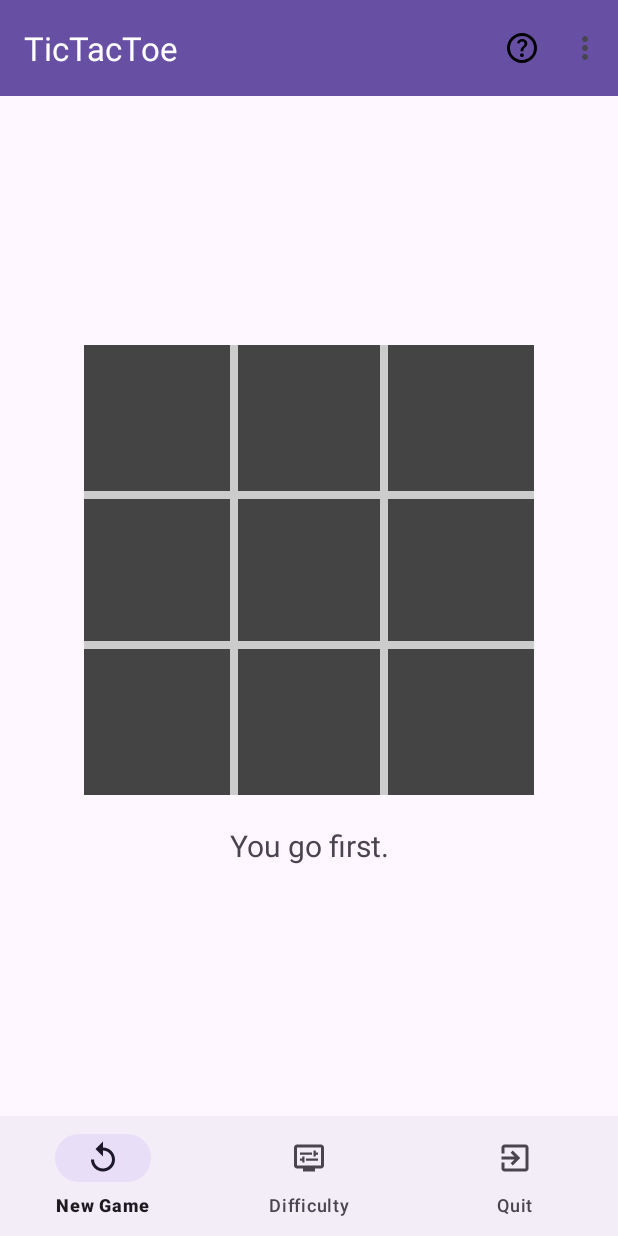
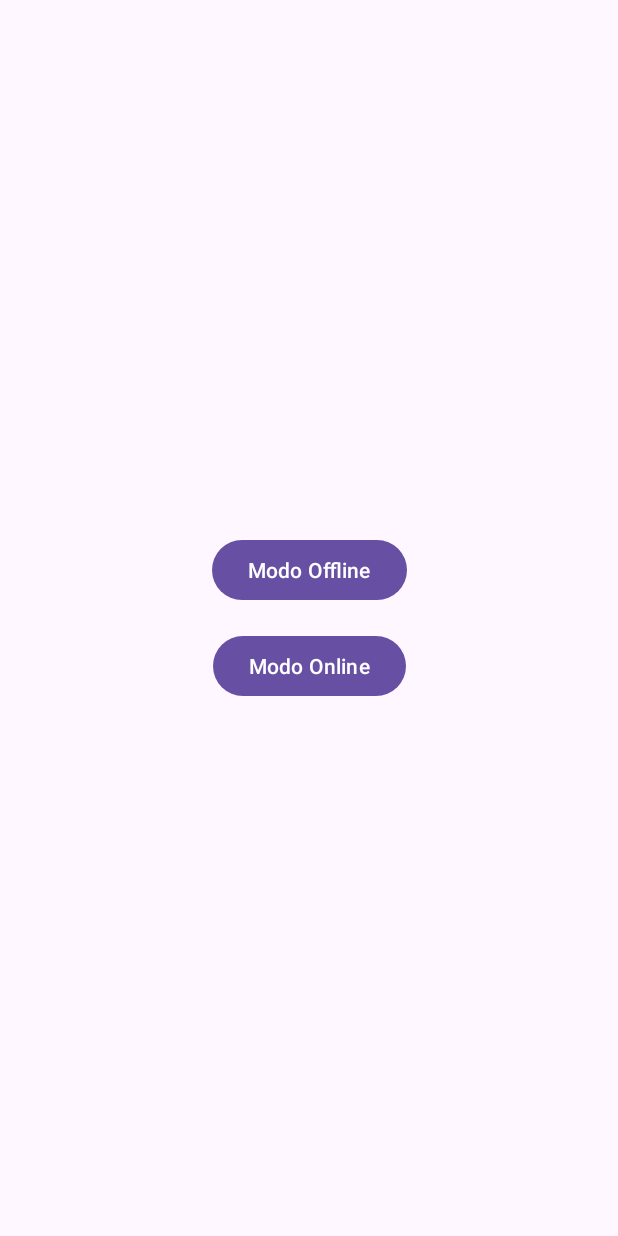
Before and after one commit to Dacosta99/DADM-2025-2, an Android app: the screen it shows after launch (AndroidTicTacToeActivity before the commit, StartActivity after it), on a phone screen of 412 x 824 dp. Run offline under Robolectric (Android 15) with nearby library versions, the phone set to English and light mode, and no system bars.

Commit message:
reto 6 v3

```diff
--- a/Talleres/AndroidTicTacToe/app/src/main/AndroidManifest.xml
+++ b/Talleres/AndroidTicTacToe/app/src/main/AndroidManifest.xml
@@ -10,7 +10,7 @@
         android:theme="@style/Theme.AndroidTicTacToe">
 
         <activity
-            android:name=".AndroidTicTacToeActivity"
+            android:name=".StartActivity"
             android:exported="true">
             <intent-filter>
                 <action android:name="android.intent.action.MAIN" />
@@ -18,7 +18,9 @@
             </intent-filter>
         </activity>
 
-
+        <activity
+            android:name=".AndroidTicTacToeActivity"
+            android:exported="false"/>
 
     </application>
 
--- /dev/null
+++ b/Talleres/AndroidTicTacToe/app/src/main/java/co/edu/unal/tictactoe/StartActivity.kt
@@ -0,0 +1,22 @@
+package co.edu.unal.tictactoe
+
+import android.content.Intent
+import android.os.Bundle
+import android.widget.Button
+import androidx.appcompat.app.AppCompatActivity
+
+class StartActivity : AppCompatActivity() {
+
+    override fun onCreate(savedInstanceState: Bundle?) {
+        super.onCreate(savedInstanceState)
+        setContentView(R.layout.activity_start)
+
+        val offlineButton: Button = findViewById(R.id.button_offline)
+        offlineButton.setOnClickListener {
+            val intent = Intent(this, AndroidTicTacToeActivity::class.java)
+            startActivity(intent)
+        }
+
+        // The online button does nothing for now
+    }
+}
--- a/Talleres/AndroidTicTacToe/app/src/main/java/co/edu/unal/tictactoe/TicTacToeGame.kt
+++ b/Talleres/AndroidTicTacToe/app/src/main/java/co/edu/unal/tictactoe/TicTacToeGame.kt
@@ -4,7 +4,8 @@ import kotlin.random.Random
 
 class TicTacToeGame {
     companion object {
-        const val BOARD_SIZE = 9
+        const val BOARD_SIZE_SIDE = 3
+        const val BOARD_SIZE = BOARD_SIZE_SIDE * BOARD_SIZE_SIDE
         const val OPEN_SPOT: Char = ' '
         const val HUMAN_PLAYER: Char = 'X'
         const val COMPUTER_PLAYER: Char = 'O'
--- /dev/null
+++ b/Talleres/AndroidTicTacToe/app/src/main/res/layout/activity_lobby.xml
@@ -0,0 +1,6 @@
+<?xml version="1.0" encoding="utf-8"?>
+<LinearLayout xmlns:android="http://schemas.android.com/apk/res/android"
+    android:layout_width="match_parent"
+    android:layout_height="match_parent"
+    android:orientation="vertical">
+</LinearLayout>
--- /dev/null
+++ b/Talleres/AndroidTicTacToe/app/src/main/res/layout/activity_start.xml
@@ -0,0 +1,31 @@
+<?xml version="1.0" encoding="utf-8"?>
+<androidx.constraintlayout.widget.ConstraintLayout xmlns:android="http://schemas.android.com/apk/res/android"
+    xmlns:app="http://schemas.android.com/apk/res-auto"
+    xmlns:tools="http://schemas.android.com/tools"
+    android:layout_width="match_parent"
+    android:layout_height="match_parent"
+    tools:context=".StartActivity">
+
+    <Button
+        android:id="@+id/button_offline"
+        android:layout_width="wrap_content"
+        android:layout_height="wrap_content"
+        android:text="Modo Offline"
+        app:layout_constraintBottom_toTopOf="@+id/button_online"
+        app:layout_constraintEnd_toEndOf="parent"
+        app:layout_constraintStart_toStartOf="parent"
+        app:layout_constraintTop_toTopOf="parent"
+        app:layout_constraintVertical_chainStyle="packed" />
+
+    <Button
+        android:id="@+id/button_online"
+        android:layout_width="wrap_content"
+        android:layout_height="wrap_content"
+        android:layout_marginTop="16dp"
+        android:text="Modo Online"
+        app:layout_constraintBottom_toBottomOf="parent"
+        app:layout_constraintEnd_toEndOf="parent"
+        app:layout_constraintStart_toStartOf="parent"
+        app:layout_constraintTop_toBottomOf="@+id/button_offline" />
+
+</androidx.constraintlayout.widget.ConstraintLayout>
--- /dev/null
+++ b/Talleres/AndroidTicTacToe/app/src/main/res/layout/dialog_create_join_game.xml
@@ -0,0 +1,6 @@
+<?xml version="1.0" encoding="utf-8"?>
+<LinearLayout xmlns:android="http://schemas.android.com/apk/res/android"
+    android:layout_width="match_parent"
+    android:layout_height="match_parent"
+    android:orientation="vertical">
+</LinearLayout>
```
Also changed, not shown: Talleres/AndroidTicTacToe/app/src/main/res/layout/activity_game.xml (added, +50 -0 lines), Talleres/AndroidTicTacToe/app/src/main/res/layout/item_game.xml (added, +24 -0 lines), Talleres/AndroidTicTacToe/app/src/main/java/co/edu/unal/tictactoe/BoardView.kt (line endings or trailing spaces), Talleres/AndroidTicTacToe/app/src/main/java/co/edu/unal/tictactoe/Game.kt (added), Talleres/AndroidTicTacToe/app/src/main/java/co/edu/unal/tictactoe/LobbyActivity.kt (added), Talleres/AndroidTicTacToe/app/src/main/java/co/edu/unal/tictactoe/MainActivity.kt (added), 1 other file.
